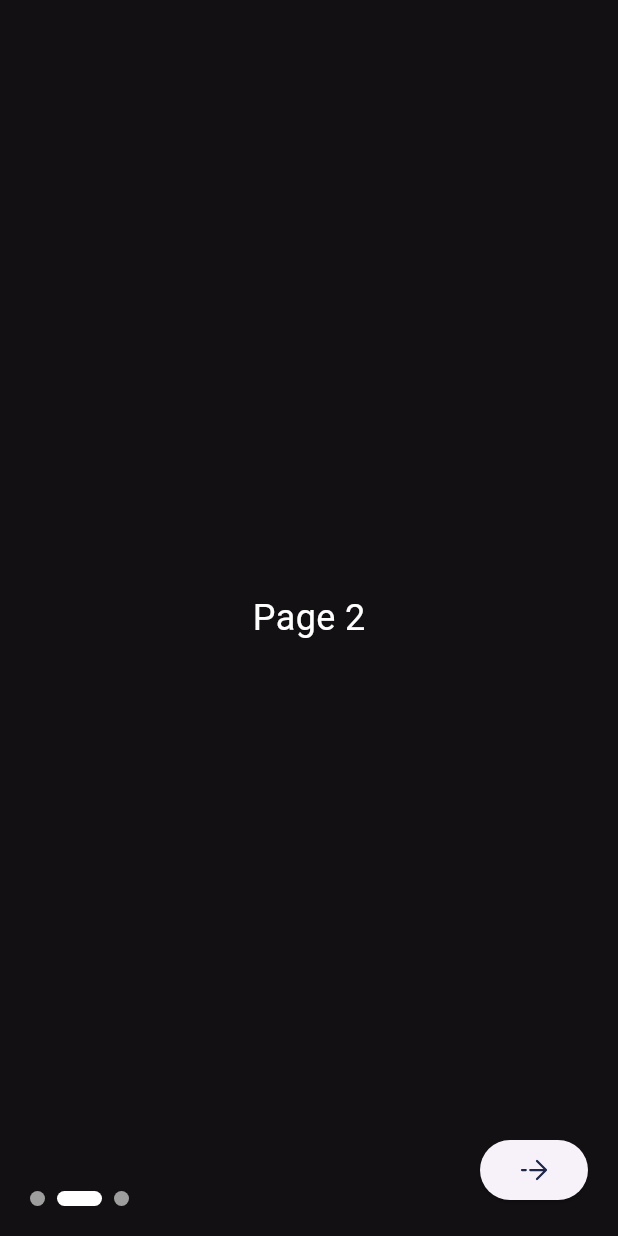
After one commit to LukasSteinerr/Nice-Animation-Flutter, a Flutter app: the NewBetsScreen screen opened directly, after a tap on an icon or button, on a phone screen of 412 x 824 dp. The commit adds this screen. Run offline on Flutter 3.47's test engine with Material 3 defaults, Android fonts, the phone set to English and light mode, and no system bars; drawn by our look-alikes of smooth_page_indicator; our stand-ins replace flutter_svg, supabase_flutter; accounts and stored records are empty.

Commit message:
onboarding flow new bets screen

```diff
--- a/lib/screens/home_screen.dart
+++ b/lib/screens/home_screen.dart
@@ -3,6 +3,7 @@ import 'package:test/services/auth_service.dart';
 import 'package:test/screens/bets_screen.dart';
 import 'package:test/screens/explore_screen.dart';
 import 'package:test/screens/settings_screen.dart';
+import 'package:test/screens/new_bets_screen.dart';
 
 class HomeScreen extends StatefulWidget {
   const HomeScreen({super.key});
@@ -50,10 +51,10 @@ class _HomeScreenState extends State<HomeScreen> {
       floatingActionButton: FloatingActionButton(
         shape: const CircleBorder(),
         onPressed: () {
-          print('FAB Tapped!');
-          // You can navigate to a dedicated "Add" screen here
-          // For example:
-          // Navigator.push(context, MaterialPageRoute(builder: (context) => AddNewItemScreen()));
+          Navigator.push(
+            context,
+            MaterialPageRoute(builder: (context) => const NewBetsScreen()),
+          );
         },
         child: const Icon(Icons.add),
       ),
--- /dev/null
+++ b/lib/screens/new_bets_screen.dart
@@ -0,0 +1,86 @@
+import 'package:flutter/material.dart';
+import 'package:flutter_svg/flutter_svg.dart';
+import 'package:smooth_page_indicator/smooth_page_indicator.dart';
+import 'package:test/utils/colors.dart';
+
+class NewBetsScreen extends StatefulWidget {
+  const NewBetsScreen({super.key});
+
+  @override
+  State<NewBetsScreen> createState() => _NewBetsScreenState();
+}
+
+class _NewBetsScreenState extends State<NewBetsScreen> {
+  final PageController _pageController = PageController();
+  final List<Widget> _onboardingPages = [
+    Container(
+      color: kBackgroundColor,
+      child: const Center(
+        child: Text(
+          'Page 1',
+          style: TextStyle(color: Colors.white, fontSize: 24),
+        ),
+      ),
+    ),
+    Container(
+      color: kBackgroundColor,
+      child: const Center(
+        child: Text(
+          'Page 2',
+          style: TextStyle(color: Colors.white, fontSize: 24),
+        ),
+      ),
+    ),
+    Container(
+      color: kBackgroundColor,
+      child: const Center(
+        child: Text(
+          'Page 3',
+          style: TextStyle(color: Colors.white, fontSize: 24),
+        ),
+      ),
+    ),
+  ];
+
+  @override
+  Widget build(BuildContext context) {
+    return Scaffold(
+      body: Stack(
+        children: [
+          PageView(controller: _pageController, children: _onboardingPages),
+          Positioned(
+            bottom: 20,
+            left: 20,
+            child: SmoothPageIndicator(
+              controller: _pageController,
+              count: _onboardingPages.length,
+              effect: const ExpandingDotsEffect(
+                dotHeight: 10,
+                dotWidth: 10,
+                activeDotColor: Colors.white,
+              ),
+            ),
+          ),
+          Positioned(
+            bottom: 20,
+            right: 20,
+            child: ElevatedButton(
+              onPressed: () {
+                if (_pageController.page!.toInt() ==
+                    _onboardingPages.length - 1) {
+                  // Last page, handle navigation to home screen or login
+                } else {
+                  _pageController.nextPage(
+                    duration: const Duration(milliseconds: 300),
+                    curve: Curves.ease,
+                  );
+                }
+              },
+              child: SvgPicture.asset('assets/Right.svg'),
+            ),
+          ),
+        ],
+      ),
+    );
+  }
+}
--- /dev/null
+++ b/lib/utils/colors.dart
@@ -0,0 +1,5 @@
+import 'package:flutter/material.dart';
+
+const kBackgroundColor = Color(0xff121012);
+const kButtonColor = Color.fromARGB(255, 89, 54, 133);
+const kSearchbarColor = Color(0xff382C3E);
--- a/pubspec.yaml
+++ b/pubspec.yaml
@@ -28,6 +28,7 @@ environment:
 # the latest version available on pub.dev. To see which dependencies have newer
 # versions available, run `flutter pub outdated`.
 dependencies:
+
   flutter:
     sdk: flutter
 
@@ -37,6 +38,8 @@ dependencies:
 
   # Supabase for authentication and database
   supabase_flutter: ^2.10.2
+  smooth_page_indicator: ^1.2.1
+  flutter_svg: ^2.0.10+1
 
 dev_dependencies:
   flutter_test:
@@ -63,6 +66,7 @@ flutter:
   # To add assets to your application, add an assets section, like this:
   assets:
     - assets/bg.png
+    - assets/Right.svg
 
   # An image asset can refer to one or more resolution-specific "variants", see
   # https://flutter.dev/to/resolution-aware-images
```
Also changed, not shown: assets/Right.svg (added), pubspec.lock.
